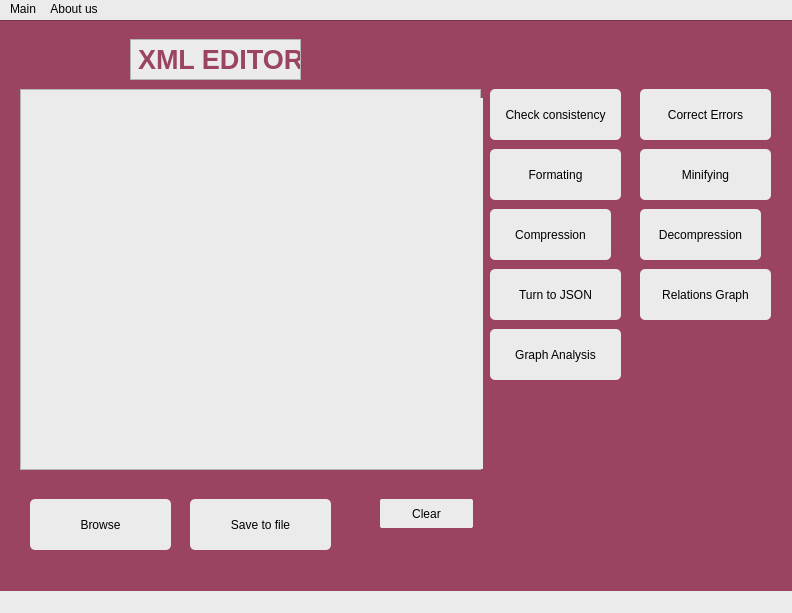
Qt form GUI/mainwindow.ui (engRana404/XML_Editor) before a commit.
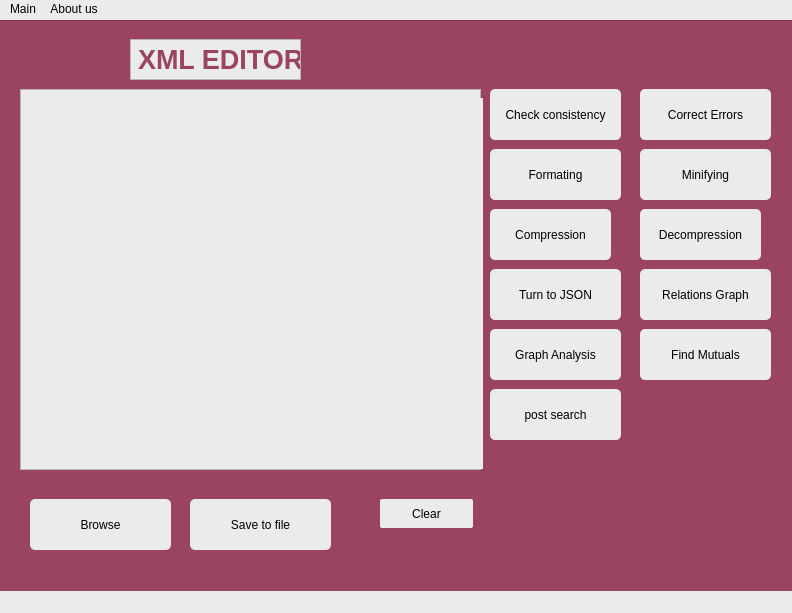
The same form after that commit.

Commit message: Add search post and mutuals features in Gu/c/Users/pc/Documents/DSXMLL/XmlGraph.h /c/Users/pc/Documents/DSXMLL/DSXMLL.pro /c/Users/pc/Documents/DSXMLL/DSXMLL.pro.user /c/Users/pc/Documents/DSXMLL/mainwindow.cpp /c/Users/pc/Documents/DSXMLL/mainwindow.h /c/Users/pc/Documents/DSXMLL/mainwindow.ui /c/Users/pc/Documents/DSXMLL/Search_Post.cpp /c/Users/pc/Documents/DSXMLL/Search_Post.h /c/Users/pc/Documents/DSXMLL/XmlGraph.cppi

Patch:
```diff
--- a/GUI/mainwindow.ui
+++ b/GUI/mainwindow.ui
@@ -805,9 +805,9 @@
    <widget class="QLabel" name="label_3">
     <property name="geometry">
      <rect>
-      <x>292</x>
+      <x>272</x>
       <y>79</y>
-      <width>181</width>
+      <width>171</width>
       <height>371</height>
      </rect>
     </property>
@@ -828,6 +828,46 @@
      <string/>
     </property>
    </widget>
+   <widget class="QPushButton" name="Mutual">
+    <property name="geometry">
+     <rect>
+      <x>640</x>
+      <y>310</y>
+      <width>131</width>
+      <height>51</height>
+     </rect>
+    </property>
+    <property name="cursor">
+     <cursorShape>PointingHandCursor</cursorShape>
+    </property>
+    <property name="styleSheet">
+     <string notr="true">border-radius: 5px;
+</string>
+    </property>
+    <property name="text">
+     <string>Find Mutuals</string>
+    </property>
+   </widget>
+   <widget class="QPushButton" name="search">
+    <property name="geometry">
+     <rect>
+      <x>490</x>
+      <y>370</y>
+      <width>131</width>
+      <height>51</height>
+     </rect>
+    </property>
+    <property name="cursor">
+     <cursorShape>PointingHandCursor</cursorShape>
+    </property>
+    <property name="styleSheet">
+     <string notr="true">border-radius: 5px;
+</string>
+    </property>
+    <property name="text">
+     <string>post search</string>
+    </property>
+   </widget>
    <zorder>graphicsView</zorder>
    <zorder>Browse</zorder>
    <zorder>check</zorder>
@@ -846,6 +886,8 @@
    <zorder>Analysis</zorder>
    <zorder>label_3</zorder>
    <zorder>input</zorder>
+   <zorder>Mutual</zorder>
+   <zorder>search</zorder>
   </widget>
   <widget class="QMenuBar" name="menubar">
    <property name="geometry">
```
The commit also changes 7 other files.
